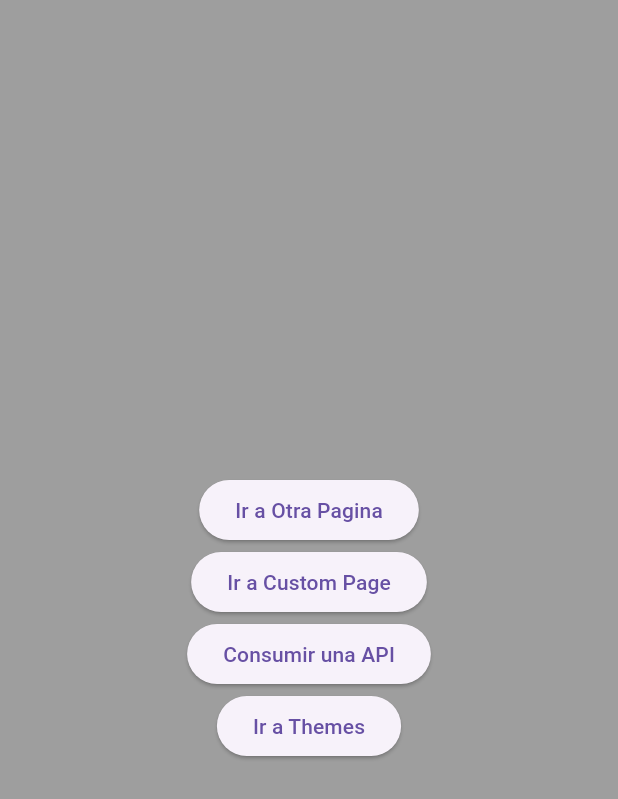
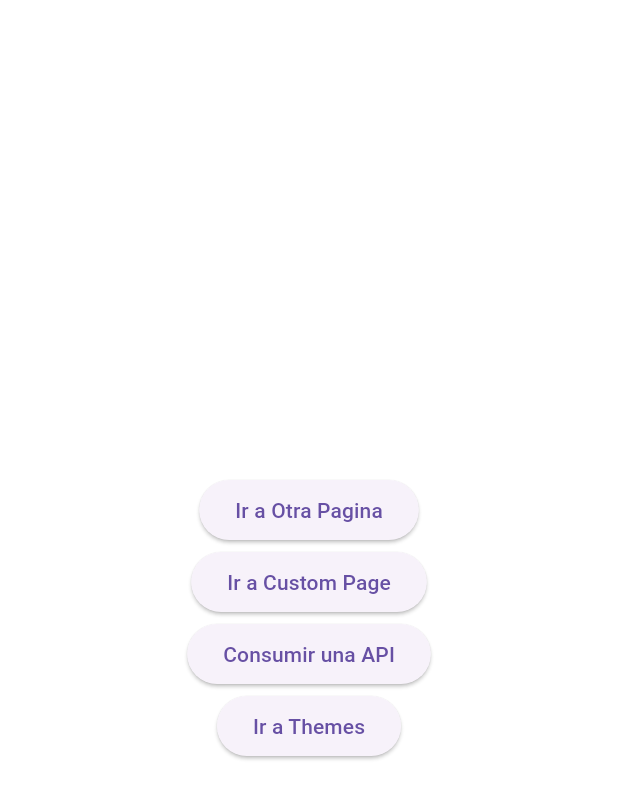
Before and after one commit to DieCau/flutter-concepts-basic, a Flutter app: the screen it shows after launch, on a phone screen of 412 x 824 dp. Shown: the top 799 px of the screen. Run offline on Flutter 3.47's test engine with Material 3 defaults, Android fonts, the phone set to English and light mode, and no system bars; our stand-ins replace dio.

Commit message:
Themes Page completed

```diff
--- a/lib/config/theme/themes.dart
+++ b/lib/config/theme/themes.dart
@@ -4,7 +4,7 @@ CustomTheme currentTheme = CustomTheme();
 
 class CustomTheme with ChangeNotifier {
 
-  static bool _isDarkTheme = true;
+  static bool _isDarkTheme = false;
   ThemeMode get currentTheme => _isDarkTheme ? ThemeMode.dark : ThemeMode.light;
 
   void toggleTheme() {
@@ -17,8 +17,11 @@ class CustomTheme with ChangeNotifier {
       primaryColor: Colors.lightBlue,
       scaffoldBackgroundColor: Colors.white,
       textTheme: const TextTheme(
-        headlineMedium: TextStyle(color: Colors.black)
-      )
+        displayLarge: TextStyle(color: Colors.black),
+        displayMedium: TextStyle(color: Colors.black),
+        bodyLarge: TextStyle(color: Colors.black),
+        bodyMedium: TextStyle(color: Colors.black),
+      ),
     );
   }
 
@@ -27,9 +30,11 @@ class CustomTheme with ChangeNotifier {
       primaryColor: Colors.black,
       scaffoldBackgroundColor: Colors.grey,
       textTheme: const TextTheme(
-        headlineMedium: TextStyle(color: Colors.white)
-      )
-
+        displayLarge: TextStyle(color: Colors.white),
+        displayMedium: TextStyle(color: Colors.white),
+        bodyLarge: TextStyle(color: Colors.white),
+        bodyMedium: TextStyle(color: Colors.white),
+      ),
     );
   }
 
--- a/lib/src/pages/themes_page.dart
+++ b/lib/src/pages/themes_page.dart
@@ -1,5 +1,5 @@
+import 'package:flutter/material.dart';
 import 'package:concepts_basic/config/theme/themes.dart';
-import 'package:flutter/material.dart';
 
 class ThemesPage extends StatefulWidget {
   const ThemesPage({super.key});
@@ -27,7 +27,9 @@ class _ThemesPageState extends State<ThemesPage> {
         actions: [
           IconButton(
             icon: const Icon(Icons.sunny),
-            onPressed: (){},
+            onPressed: (){
+              currentTheme.toggleTheme();
+            },
           )
         ],
       ),
```
